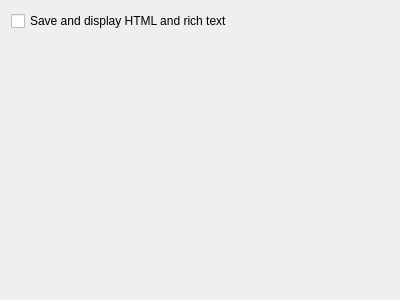
Above: plugins/itemtext/itemtextsettings.ui from hluk/CopyQ before the change. Below: the same form after it.
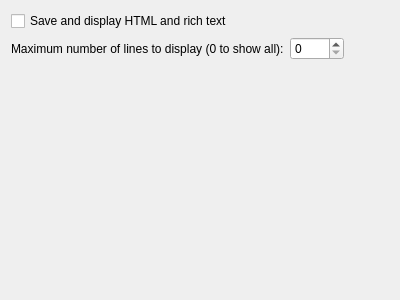
That is the form after the change.

Commit message: ItemText: Allow user to set maximum number of lines

```diff
--- a/plugins/itemtext/itemtextsettings.ui
+++ b/plugins/itemtext/itemtextsettings.ui
@@ -18,6 +18,40 @@
      </property>
     </widget>
    </item>
+   <item>
+    <layout class="QHBoxLayout" name="horizontalLayout">
+     <item>
+      <widget class="QLabel" name="label">
+       <property name="text">
+        <string>Maximum number of lines to display (0 to show all):</string>
+       </property>
+       <property name="buddy">
+        <cstring>spinBoxMaxLines</cstring>
+       </property>
+      </widget>
+     </item>
+     <item>
+      <widget class="QSpinBox" name="spinBoxMaxLines">
+       <property name="maximum">
+        <number>1000</number>
+       </property>
+      </widget>
+     </item>
+     <item>
+      <spacer name="horizontalSpacer">
+       <property name="orientation">
+        <enum>Qt::Horizontal</enum>
+       </property>
+       <property name="sizeHint" stdset="0">
+        <size>
+         <width>40</width>
+         <height>20</height>
+        </size>
+       </property>
+      </spacer>
+     </item>
+    </layout>
+   </item>
    <item>
     <spacer name="verticalSpacer">
      <property name="orientation">
```
The commit also changes 2 other files.
